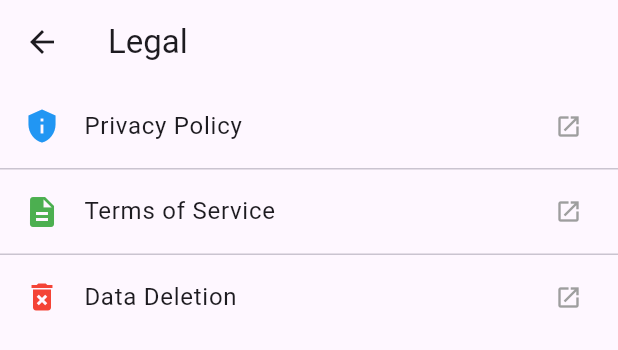
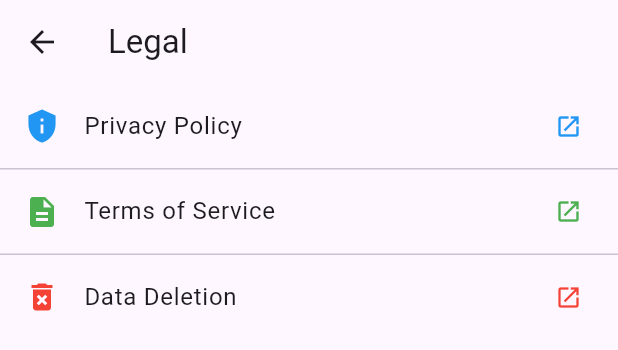
Before and after one commit to 816eric/FlutterSpell, a Flutter app: the OverflowMenu widget shown alone on an empty page, opened directly with empty values, after a tap on "Legal", on a phone screen of 412 x 824 dp. Shown: the top 350 px of the screen. Run offline on Flutter 3.47's test engine with Material 3 defaults, Android fonts, the phone set to English and light mode, and no system bars; our stand-ins replace flutter_tts, image_picker, shared_preferences; missing offline and left inert: dart:js_util, google_ml_kit; accounts and stored records are empty; network calls fail.

Commit message:
Update all icons to use colors instead of grey

```diff
--- a/lib/screens/legal_page.dart
+++ b/lib/screens/legal_page.dart
@@ -26,21 +26,21 @@ class LegalPage extends StatelessWidget {
           ListTile(
             leading: const Icon(Icons.privacy_tip, color: Colors.blue),
             title: const Text('Privacy Policy'),
-            trailing: const Icon(Icons.open_in_new, size: 18, color: Colors.grey),
+            trailing: const Icon(Icons.open_in_new, size: 18, color: Colors.blue),
             onTap: () => _launchUrl(context, 'https://aispell.pages.dev/privacy-policy.html'),
           ),
           const Divider(height: 1),
           ListTile(
             leading: const Icon(Icons.description, color: Colors.green),
             title: const Text('Terms of Service'),
-            trailing: const Icon(Icons.open_in_new, size: 18, color: Colors.grey),
+            trailing: const Icon(Icons.open_in_new, size: 18, color: Colors.green),
             onTap: () => _launchUrl(context, 'https://aispell.pages.dev/terms-of-service.html'),
           ),
           const Divider(height: 1),
           ListTile(
             leading: const Icon(Icons.delete_forever, color: Colors.red),
             title: const Text('Data Deletion'),
-            trailing: const Icon(Icons.open_in_new, size: 18, color: Colors.grey),
+            trailing: const Icon(Icons.open_in_new, size: 18, color: Colors.red),
             onTap: () => _launchUrl(context, 'https://aispell.pages.dev/data-deletion.html'),
           ),
         ],
--- a/lib/screens/overflow_menu.dart
+++ b/lib/screens/overflow_menu.dart
@@ -23,7 +23,7 @@ class OverflowMenu extends StatelessWidget {
       children: [
         if (isLoggedIn)
           ListTile(
-            leading: const Icon(Icons.account_circle),
+            leading: const Icon(Icons.account_circle, color: Colors.blue),
             title: const Text("User Account"),
             onTap: () {
               Navigator.of(context).push(
@@ -34,21 +34,21 @@ class OverflowMenu extends StatelessWidget {
             },
           ),
         ListTile(
-          leading: const Icon(Icons.card_giftcard),
+          leading: const Icon(Icons.card_giftcard, color: Colors.pink),
           title: const Text("Rewards & Redeem"),
           onTap: () {
             Navigator.of(context).pushNamed('/reward', arguments: userName);
           },
         ),
         ListTile(
-          leading: const Icon(Icons.history),
+          leading: const Icon(Icons.history, color: Colors.indigo),
           title: const Text("Login History"),
           onTap: () {
             Navigator.of(context).pushNamed('/history', arguments: userName);
           },
         ),
         ListTile(
-          leading: const Icon(Icons.book_outlined),
+          leading: const Icon(Icons.book_outlined, color: Colors.green),
           title: const Text("Study History"),
           onTap: () {
             Navigator.of(context).push(
@@ -59,7 +59,7 @@ class OverflowMenu extends StatelessWidget {
           },
         ),
         ListTile(
-          leading: const Icon(Icons.lightbulb_outline),
+          leading: const Icon(Icons.lightbulb_outline, color: Colors.amber),
           title: const Text("Study Suggestions"),
           onTap: () {
             Navigator.of(context).push(
@@ -70,7 +70,7 @@ class OverflowMenu extends StatelessWidget {
           },
         ),
         ListTile(
-          leading: const Icon(Icons.emoji_events),
+          leading: const Icon(Icons.emoji_events, color: Colors.orange),
           title: const Text("Leaderboard"),
           onTap: () {
             Navigator.of(context).push(
@@ -81,7 +81,7 @@ class OverflowMenu extends StatelessWidget {
           },
         ),
         ListTile(
-          leading: const Icon(Icons.settings),
+          leading: const Icon(Icons.settings, color: Colors.blueGrey),
           title: const Text("Settings"),
           onTap: () {
             Navigator.of(context).push(
@@ -105,7 +105,7 @@ class OverflowMenu extends StatelessWidget {
         ListTile(
           leading: const Icon(Icons.menu_book, color: Colors.purple),
           title: const Text("User Manual"),
-          trailing: const Icon(Icons.open_in_new, size: 18, color: Colors.grey),
+          trailing: const Icon(Icons.open_in_new, size: 18, color: Colors.blue),
           onTap: () async {
             final uri = Uri.parse('https://aispell.pages.dev/user-manual.html');
             if (await canLaunchUrl(uri)) {
@@ -117,7 +117,7 @@ class OverflowMenu extends StatelessWidget {
           leading: const Icon(Icons.feedback, color: Colors.teal),
           title: const Text("Suggestions & Testimonials"),
           subtitle: const Text("Send us your feedback"),
-          trailing: const Icon(Icons.email, size: 18, color: Colors.grey),
+          trailing: const Icon(Icons.email, size: 18, color: Colors.red),
           onTap: () async {
             final uri = Uri.parse('mailto:713.zhao@gmail.com?subject=Spell%20App%20Feedback');
             if (await canLaunchUrl(uri)) {
```
Also changed, not shown: lib/main.dart (+7 -5 lines).
